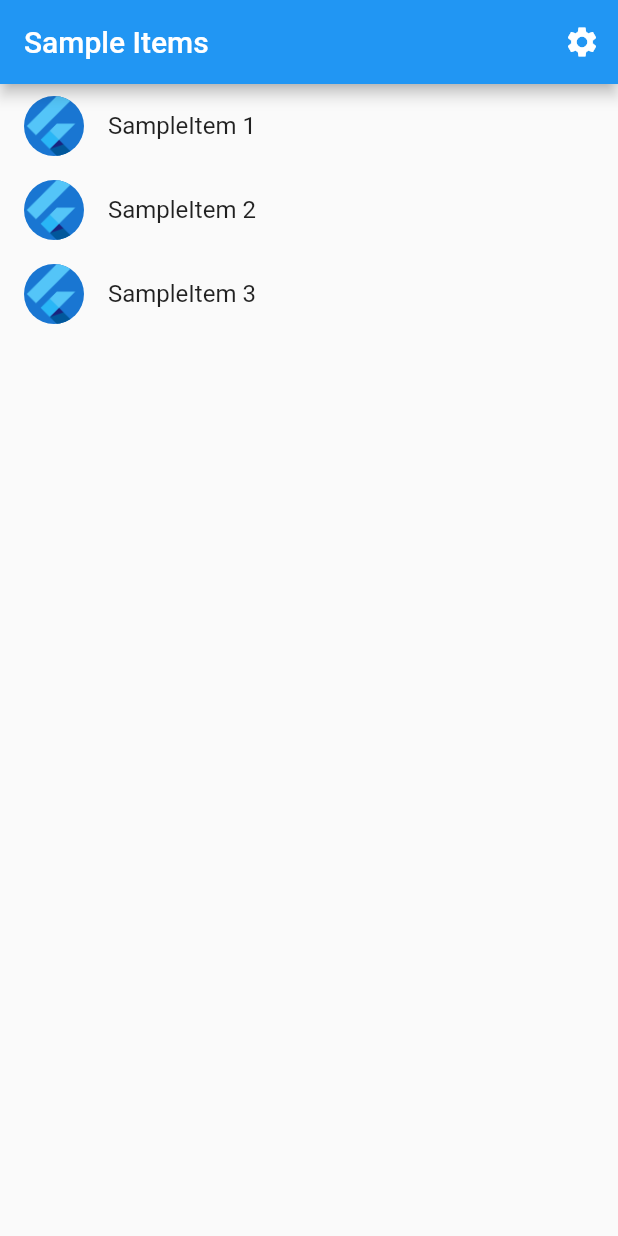
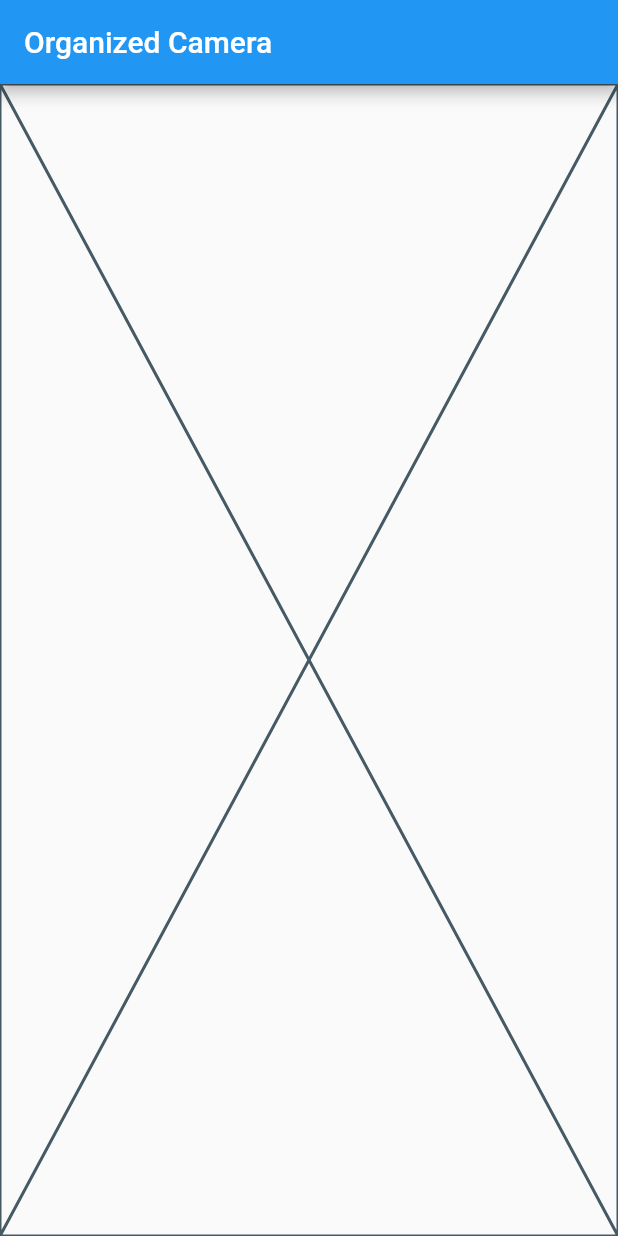
Before and after one commit to AndreXi/organized_camera, a Flutter app: the screen it shows after launch, on a phone screen of 412 x 824 dp. Run offline on Flutter 3.47's test engine with Material 2 defaults, Android fonts, the light colour scheme and no system bars; our stand-ins replace file_picker; generated files the repository leaves out were written again.

Commit message:
feat: Home page placeholder

```diff
--- a/lib/src/app.dart
+++ b/lib/src/app.dart
@@ -1,6 +1,7 @@
 import 'package:flutter/material.dart';
 import 'package:flutter_gen/gen_l10n/app_localizations.dart';
 import 'package:flutter_localizations/flutter_localizations.dart';
+import 'package:organized_camera/src/pages/home.dart';
 
 import 'sample_feature/sample_item_details_view.dart';
 import 'sample_feature/sample_item_list_view.dart';
@@ -72,8 +73,10 @@ class MyApp extends StatelessWidget {
                   case SampleItemDetailsView.routeName:
                     return const SampleItemDetailsView();
                   case SampleItemListView.routeName:
+                    return const SampleItemListView();
+                  case HomeView.routeName:
                   default:
-                    return const SampleItemListView();
+                    return const HomeView();
                 }
               },
             );
--- /dev/null
+++ b/lib/src/pages/home.dart
@@ -0,0 +1,14 @@
+import 'package:flutter/material.dart';
+
+class HomeView extends StatelessWidget {
+  const HomeView({super.key});
+
+  static const routeName = '/';
+
+  @override
+  Widget build(BuildContext context) {
+    return Scaffold(
+        appBar: AppBar(title: const Text("Organized Camera")),
+        body: const Placeholder());
+  }
+}
--- a/lib/src/sample_feature/sample_item_details_view.dart
+++ b/lib/src/sample_feature/sample_item_details_view.dart
@@ -17,7 +17,7 @@ class _SampleItemDetailsViewState extends State<SampleItemDetailsView> {
   @override
   Widget build(BuildContext context) {
     openTest() async {
-      FilePicker.platform.getDirectoryPath().then((value) => setState(() async {
+      FilePicker.platform.getDirectoryPath().then((value) => setState(() {
             selectedDirectory = value;
           }));
 
--- a/lib/src/sample_feature/sample_item_list_view.dart
+++ b/lib/src/sample_feature/sample_item_list_view.dart
@@ -11,7 +11,7 @@ class SampleItemListView extends StatelessWidget {
     this.items = const [SampleItem(1), SampleItem(2), SampleItem(3)],
   });
 
-  static const routeName = '/';
+  static const routeName = '/list';
 
   final List<SampleItem> items;
 
@@ -62,8 +62,7 @@ class SampleItemListView extends StatelessWidget {
                   context,
                   SampleItemDetailsView.routeName,
                 );
-            }
-          );
+              });
         },
       ),
     );
```
Lines whose indentation alone changed are shown as unchanged.
